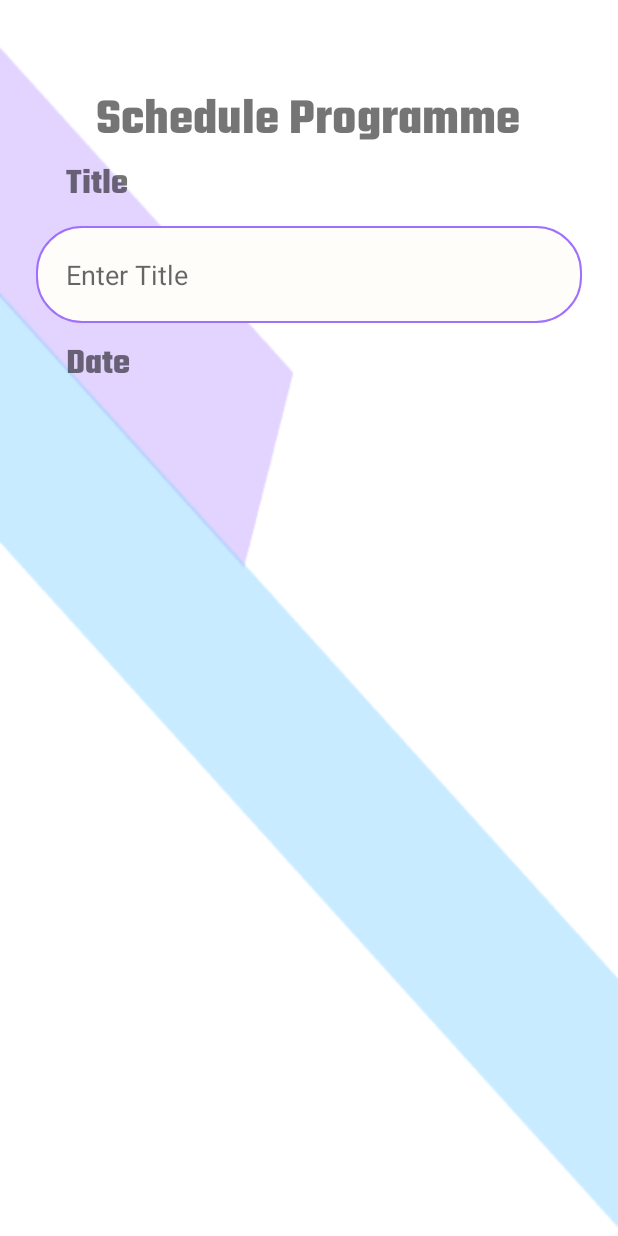
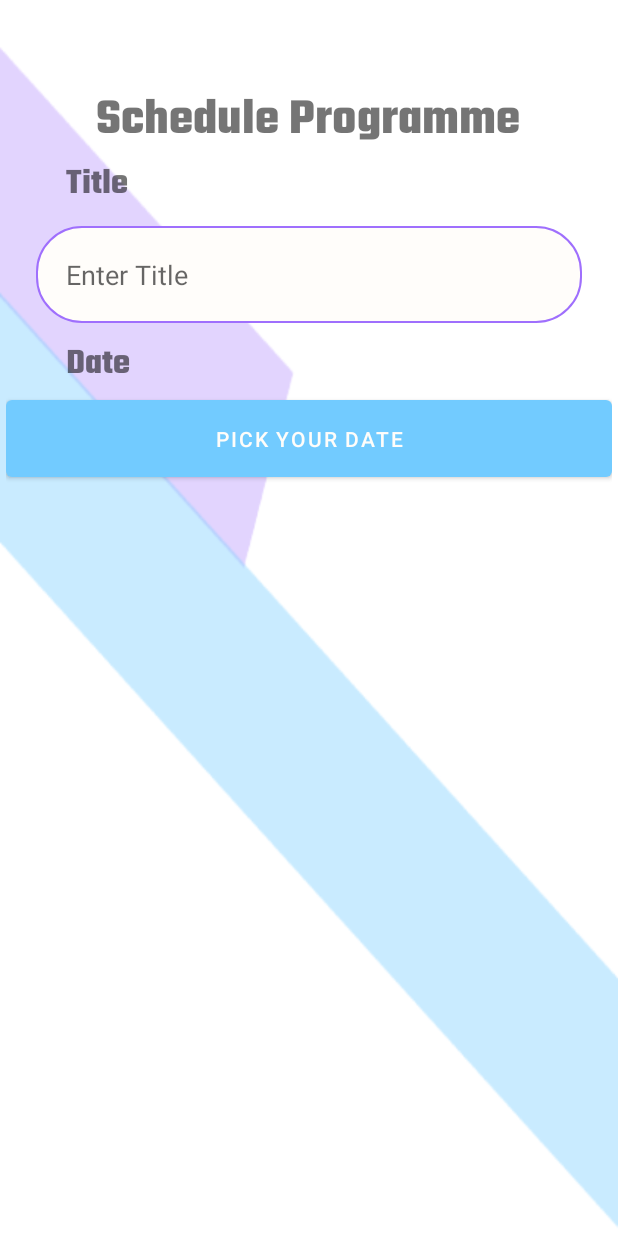
Before and after one commit to DCS-RSD/Jobscoon, an Android app: the layout activity_add_career_development.xml on its own in the app's theme, with its tools: preview values and no code run, on a phone screen of 412 x 824 dp. Run offline under Robolectric (Android 15) with nearby library versions, the phone set to English and light mode, and no system bars.

Commit message:
Update activity_add_career_development.xml

```diff
--- a/app/src/main/res/layout/activity_add_career_development.xml
+++ b/app/src/main/res/layout/activity_add_career_development.xml
@@ -56,6 +56,12 @@
                 android:paddingLeft="40sp"
                 android:text="Date" />
 
+            <Button
+                android:id="@+id/datePicker"
+                android:layout_width="match_parent"
+                android:layout_height="63dp"
+                android:text="Pick your date" />
+
         </LinearLayout>
     </ScrollView>
 
```
